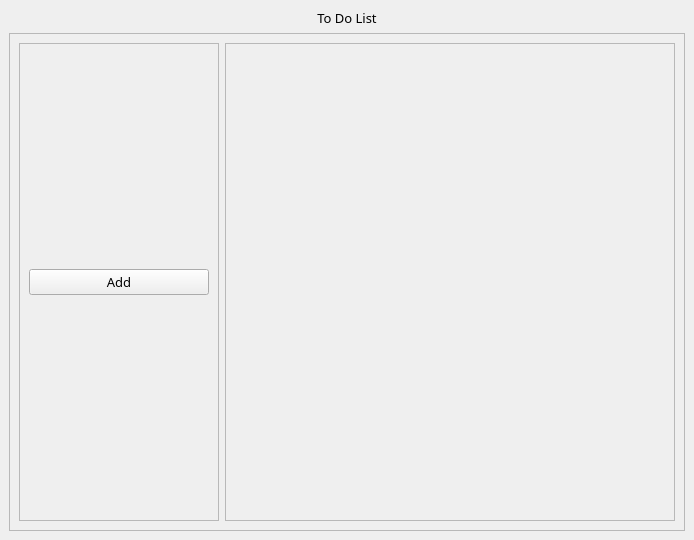
Old version of the form gui/gui.ui in the repository pepab0t/to_do_list.
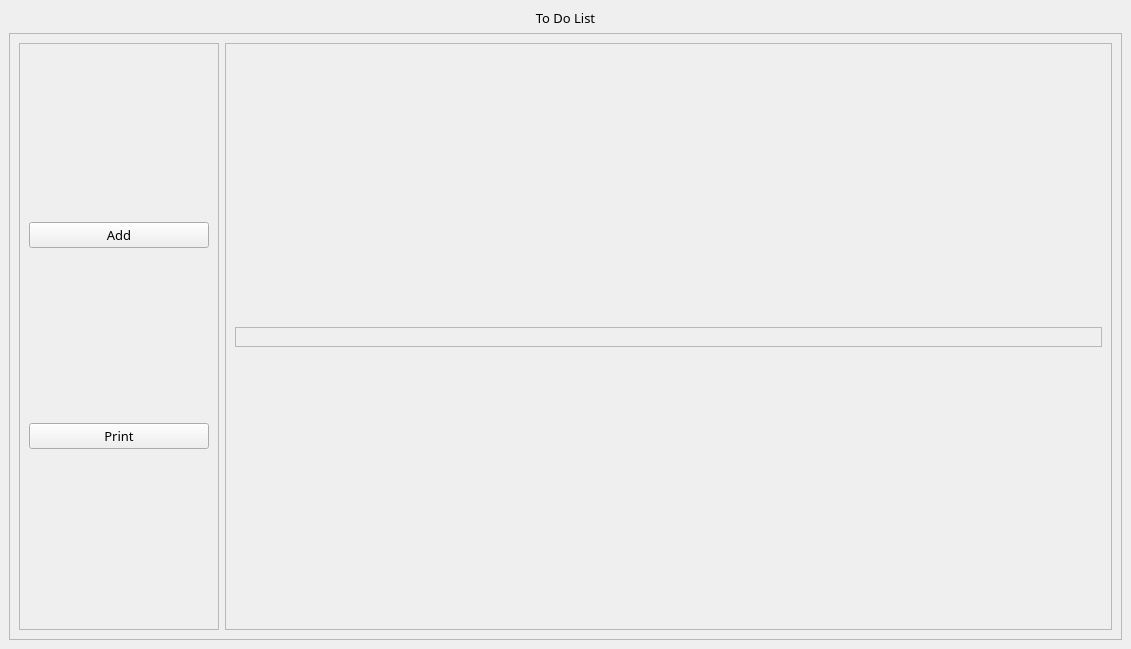
New version of the form.

Commit message: adding deleting and marking notes

Diff of the .ui file:
```diff
--- a/gui/gui.ui
+++ b/gui/gui.ui
@@ -6,8 +6,8 @@
    <rect>
     <x>0</x>
     <y>0</y>
-    <width>694</width>
-    <height>540</height>
+    <width>1131</width>
+    <height>649</height>
    </rect>
   </property>
   <property name="windowTitle">
@@ -66,6 +66,13 @@
             </property>
            </widget>
           </item>
+          <item>
+           <widget class="QPushButton" name="buttonPrint">
+            <property name="text">
+             <string>Print</string>
+            </property>
+           </widget>
+          </item>
          </layout>
         </widget>
        </item>
@@ -83,16 +90,54 @@
          <property name="widgetResizable">
           <bool>true</bool>
          </property>
-         <widget class="QWidget" name="noteFrame">
+         <widget class="QWidget" name="widget">
           <property name="geometry">
            <rect>
             <x>0</x>
             <y>0</y>
-            <width>448</width>
-            <height>477</height>
+            <width>885</width>
+            <height>586</height>
            </rect>
           </property>
-          <layout class="QVBoxLayout" name="noteLayout"/>
+          <layout class="QVBoxLayout">
+           <item>
+            <spacer name="verticalSpacer">
+             <property name="orientation">
+              <enum>Qt::Vertical</enum>
+             </property>
+             <property name="sizeHint" stdset="0">
+              <size>
+               <width>20</width>
+               <height>40</height>
+              </size>
+             </property>
+            </spacer>
+           </item>
+           <item>
+            <widget class="QFrame" name="noteFrame">
+             <property name="frameShape">
+              <enum>QFrame::StyledPanel</enum>
+             </property>
+             <property name="frameShadow">
+              <enum>QFrame::Raised</enum>
+             </property>
+             <layout class="QVBoxLayout" name="noteLayout"/>
+            </widget>
+           </item>
+           <item>
+            <spacer name="verticalSpacer_2">
+             <property name="orientation">
+              <enum>Qt::Vertical</enum>
+             </property>
+             <property name="sizeHint" stdset="0">
+              <size>
+               <width>20</width>
+               <height>40</height>
+              </size>
+             </property>
+            </spacer>
+           </item>
+          </layout>
          </widget>
         </widget>
        </item>
```
The commit also changes 6 other files.
